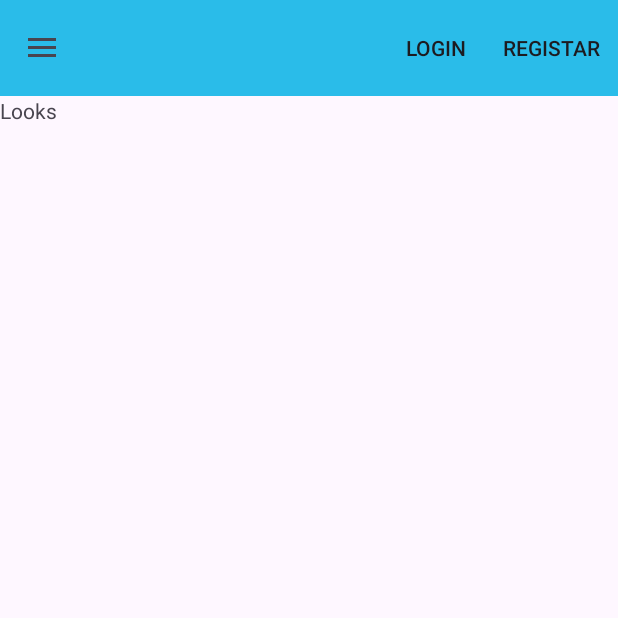
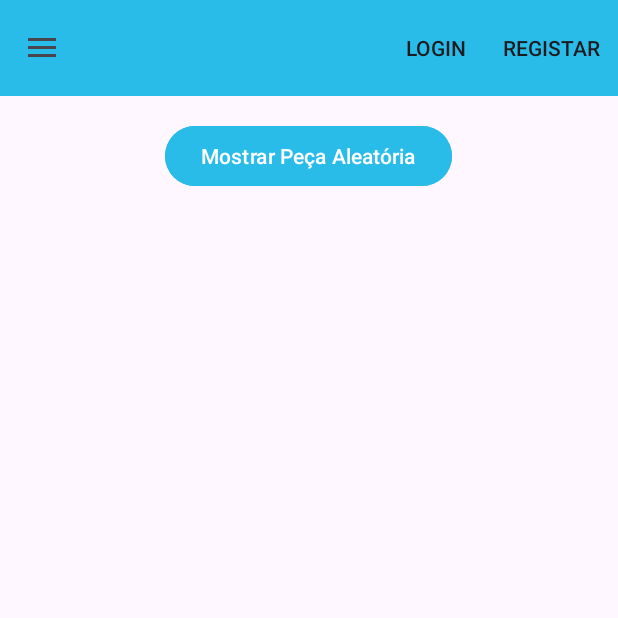
Before and after one commit to Aluno24845/Realcloset, an Android app: the fragment LooksFragment placed in its activity, on a phone screen of 412 x 824 dp, the top half of it. Run offline under Robolectric (Android 15) with nearby library versions, the phone set to English and light mode, and no system bars.

Commit message:
Mostrar uma peça aleatória do próprio utilizador e eliminar peças

```diff
--- a/app/src/main/java/pt/ipt/dam/realcloset/LooksFragment.kt
+++ b/app/src/main/java/pt/ipt/dam/realcloset/LooksFragment.kt
@@ -1,55 +1,117 @@
-package pt.ipt.dam.realcloset
+package pt.ipt.dam.realcloset.fragments
 
+import android.graphics.BitmapFactory
 import android.os.Bundle
-import androidx.fragment.app.Fragment
 import android.view.LayoutInflater
 import android.view.View
 import android.view.ViewGroup
-// TODO: Rename parameter arguments, choose names that match
-// the fragment initialization parameters, e.g. ARG_ITEM_NUMBER
-private const val ARG_PARAM1 = "param1"
-private const val ARG_PARAM2 = "param2"
+import android.widget.Button
+import android.widget.Toast
+import androidx.fragment.app.Fragment
+import androidx.lifecycle.lifecycleScope
+import kotlinx.coroutines.Dispatchers
+import kotlinx.coroutines.launch
+import kotlinx.coroutines.withContext
+import pt.ipt.dam.realcloset.R
+import pt.ipt.dam.realcloset.retrofit.RetrofitInitializer
+import pt.ipt.dam.realcloset.utils.SessionManager
+import android.util.Base64
+import android.widget.ImageView
+import android.widget.TextView
+import pt.ipt.dam.realcloset.model.Peca
 
-/**
- * A simple [Fragment] subclass.
- * Use the [LooksFragment.newInstance] factory method to
- * create an instance of this fragment.
- */
 class LooksFragment : Fragment() {
-    // TODO: Rename and change types of parameters
-    private var param1: String? = null
-    private var param2: String? = null
 
-    override fun onCreate(savedInstanceState: Bundle?) {
-        super.onCreate(savedInstanceState)
-        arguments?.let {
-            param1 = it.getString(ARG_PARAM1)
-            param2 = it.getString(ARG_PARAM2)
+    private lateinit var botaoPecaAleatoria: Button  // Botão para mostrar peça aleatória
+    private lateinit var sessionManager: SessionManager
+
+    override fun onCreateView(
+        inflater: LayoutInflater, container: ViewGroup?,
+        savedInstanceState: Bundle?
+    ): View? {
+        // Infla o layout do fragmento
+        val view = inflater.inflate(R.layout.fragment_looks, container, false)
+
+        // Referencia o botão
+        botaoPecaAleatoria = view.findViewById(R.id.botao_peca_aleatoria)
+
+        return view
+    }
+
+    override fun onViewCreated(view: View, savedInstanceState: Bundle?) {
+        super.onViewCreated(view, savedInstanceState)
+
+        // Inicializa o gestor de sessão do utilizador
+        sessionManager = SessionManager(requireContext())
+
+        // Configura o clique no botão
+        botaoPecaAleatoria.setOnClickListener {
+            mostrarPecaAleatoria()
         }
     }
 
-    override fun onCreateView(inflater: LayoutInflater, container: ViewGroup?,
-                              savedInstanceState: Bundle?): View? {
-        // Inflate the layout for this fragment
-        return inflater.inflate(R.layout.fragment_looks, container, false)
+    private fun mostrarPecaAleatoria() {
+        val apiService = RetrofitInitializer().apiService()
+        val token = sessionManager.getAuthToken()
+
+        lifecycleScope.launch {
+            try {
+                // Solicita todas as peças do utilizador
+                val response = withContext(Dispatchers.IO) { apiService.getPecas("Bearer $token") }
+
+                // Verifica se há peças
+                if (response.isNotEmpty()) {
+                    // Escolhe uma peça aleatória
+                    val pecaAleatoria = response.random()
+
+                    // Cria o layout de cartão da peça
+                    val pecaCardView = LayoutInflater.from(requireContext())
+                        .inflate(R.layout.peca_card, null)
+
+                    // Acessa os elementos do cartão
+                    val titulo = pecaCardView.findViewById<TextView>(R.id.peca_titulo)
+                    val marca = pecaCardView.findViewById<TextView>(R.id.peca_marca)
+                    val referencia = pecaCardView.findViewById<TextView>(R.id.peca_referencia)
+                    val categoria = pecaCardView.findViewById<TextView>(R.id.peca_categoria)
+                    val imagem = pecaCardView.findViewById<ImageView>(R.id.peca_imagem)
+
+                    // Preenche os dados da peça no cartão
+                    titulo.text = pecaAleatoria.Titulo
+                    marca.text = "Marca: ${pecaAleatoria.Marca}"
+                    referencia.text = "Referência: ${pecaAleatoria.Referencia}"
+                    categoria.text = "Categoria: ${pecaAleatoria.Categoria}"
+                    mostrarImagemBase64(pecaAleatoria.Imagem, imagem)
+
+                    // Exibe o cartão no layout do fragmento
+                    val container = view?.findViewById<ViewGroup>(R.id.container_peca_aleatoria)
+                    container?.removeAllViews() // Remove qualquer view existente
+                    container?.addView(pecaCardView) // Adiciona o cartão de peça
+
+                } else {
+                    // Caso não haja peças
+                    Toast.makeText(requireContext(), "Sem peças para mostrar", Toast.LENGTH_SHORT).show()
+                }
+            } catch (e: Exception) {
+                // Tratar erros
+                Toast.makeText(requireContext(), "Erro ao obter peças: ${e.message}", Toast.LENGTH_LONG).show()
+            }
+        }
     }
 
-    companion object {
-        /**
-         * Use this factory method to create a new instance of
-         * this fragment using the provided parameters.
-         *
-         * @param param1 Parameter 1.
-         * @param param2 Parameter 2.
-         * @return A new instance of fragment LooksFragment.
-         */
-        // TODO: Rename and change types and number of parameters
-        @JvmStatic fun newInstance(param1: String, param2: String) =
-                LooksFragment().apply {
-                    arguments = Bundle().apply {
-                        putString(ARG_PARAM1, param1)
-                        putString(ARG_PARAM2, param2)
-                    }
-                }
+    fun mostrarImagemBase64(base64String: String, imageView: ImageView) {
+        try {
+            // Decodifica a string Base64 para bytes
+            val imageBytes = Base64.decode(base64String, Base64.DEFAULT)
+
+            // Converte os bytes para Bitmap
+            val bitmap = BitmapFactory.decodeByteArray(imageBytes, 0, imageBytes.size)
+
+            // Mostra a imagem no ImageView
+            imageView.setImageBitmap(bitmap)
+        } catch (e: Exception) {
+            e.printStackTrace() // Tratar erro em caso de string inválida
+        }
     }
+
+
 }
--- a/app/src/main/java/pt/ipt/dam/realcloset/MainActivity.kt
+++ b/app/src/main/java/pt/ipt/dam/realcloset/MainActivity.kt
@@ -12,6 +12,7 @@ import com.google.android.material.navigation.NavigationView
 import pt.ipt.dam.realcloset.fragments.ClosetFragment
 import pt.ipt.dam.realcloset.fragments.ExplorarFragment
 import pt.ipt.dam.realcloset.fragments.FavoritosFragment
+import pt.ipt.dam.realcloset.fragments.LooksFragment
 import pt.ipt.dam.realcloset.utils.SessionManager
 
 class MainActivity : AppCompatActivity() {
--- a/app/src/main/java/pt/ipt/dam/realcloset/adapter/PecasAdapter.kt
+++ b/app/src/main/java/pt/ipt/dam/realcloset/adapter/PecasAdapter.kt
@@ -28,6 +28,7 @@ class PecasAdapter(
         val imagem: ImageView = view.findViewById(R.id.peca_imagem) // Imagem
         val categoria: TextView = view.findViewById(R.id.peca_categoria) // Categoria da peça
         val btnFavorito: ImageButton = view.findViewById(R.id.btn_favorito) // Botão para marcar/desmarcar favorito
+        val btnEliminar: ImageButton = view.findViewById(R.id.btn_eliminar) // Botão para eliminar
     }
 
     // Criação de novas instâncias do ViewHolder
@@ -46,6 +47,8 @@ class PecasAdapter(
         holder.referencia.text = "Referência: ${peca.Referencia}" // Exibe a referência
 
         mostrarImagemBase64(peca.Imagem, holder.imagem)
+
+        holder.btnEliminar.setVisibility(View.GONE);
 
         // Verifica se a peça está nos favoritos e define a cor da estrela
         if (pecasFavoritas.contains(peca)) {
--- a/app/src/main/java/pt/ipt/dam/realcloset/retrofit/service/ApiService.kt
+++ b/app/src/main/java/pt/ipt/dam/realcloset/retrofit/service/ApiService.kt
@@ -66,4 +66,12 @@ interface ApiService {
         @Part file: MultipartBody.Part,
         @Part("peca") peca: RequestBody
     ): Response<ResponseBody>
+
+    // Endpoint para remover peças
+    @DELETE("pecas/{id}")
+    suspend fun removerPeca(
+        @Path("id") pecaId: Int,
+        @Header("Authorization") token: String
+    )
+
 }
--- a/app/src/main/res/layout/fragment_looks.xml
+++ b/app/src/main/res/layout/fragment_looks.xml
@@ -1,14 +1,25 @@
 <?xml version="1.0" encoding="utf-8"?>
-<FrameLayout xmlns:android="http://schemas.android.com/apk/res/android"
-    xmlns:tools="http://schemas.android.com/tools"
+<!-- Layout do fragmento Looks (fragment_looks.xml) -->
+<LinearLayout
+xmlns:android="http://schemas.android.com/apk/res/android"
+android:orientation="vertical"
+android:layout_width="match_parent"
+android:layout_height="match_parent">
+
+<!-- Botão para mostrar peça aleatória -->
+<Button
+    android:id="@+id/botao_peca_aleatoria"
+    android:layout_width="wrap_content"
+    android:layout_height="wrap_content"
+    android:layout_gravity="center_horizontal|top"
+    android:layout_marginTop="16dp"
+    android:backgroundTint="@color/azul"
+    android:text="Mostrar Peça Aleatória"
+    android:textAlignment="center" />
+
+<!-- Container onde o cartão da peça será adicionado -->
+<FrameLayout
+    android:id="@+id/container_peca_aleatoria"
     android:layout_width="match_parent"
-    android:layout_height="match_parent"
-    tools:context=".LooksFragment">
-
-    <!-- TODO: Update blank fragment layout -->
-    <TextView
-        android:layout_width="match_parent"
-        android:layout_height="match_parent"
-        android:text="@string/looks" />
-
-</FrameLayout>
+    android:layout_height="wrap_content" />
+</LinearLayout>
```
Also changed, not shown: app/src/main/java/pt/ipt/dam/realcloset/ClosetFragment.kt (+41 -9 lines), app/src/main/java/pt/ipt/dam/realcloset/adapter/ClosetAdapter.kt (+18 -1 lines), app/src/main/res/layout/peca_card.xml (added, +47 -0 lines), app/src/main/res/layout/peca_item.xml (+9 -0 lines).
